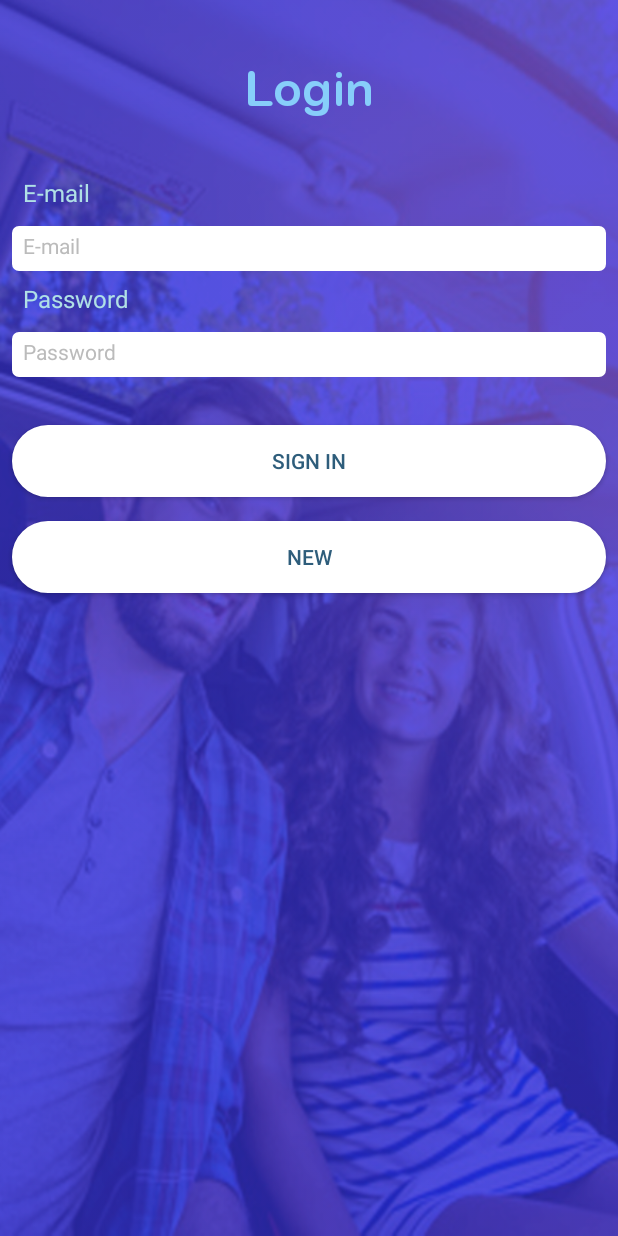
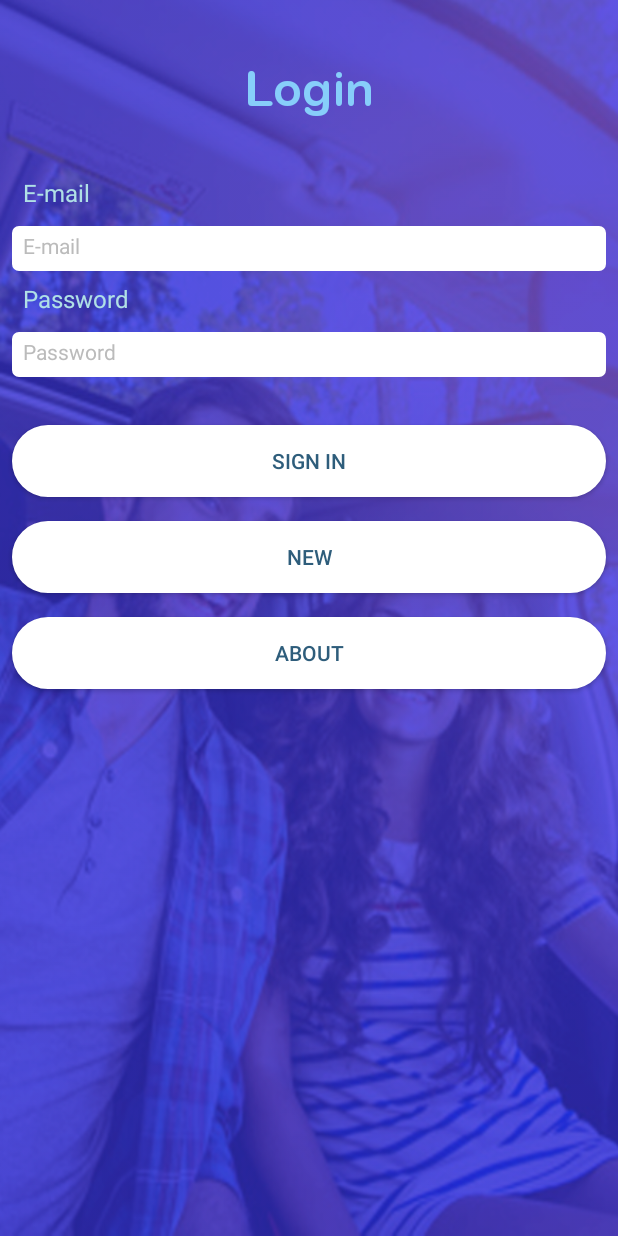
Before and after one commit to dsantasantos/ProjetoAndroidV1, an Android app: the screen it shows after launch (LoginActivity), after a tap on "SIGN IN", on a phone screen of 412 x 824 dp. Run offline under Robolectric (Android 15) with nearby library versions, the phone set to English and light mode, and no system bars; our stand-ins replace Firebase (no records; nobody signed in at launch, a user with empty details on screens opened directly), Room's generated code; libraries missing offline, so code that uses them is left out: com.facebook.stetho.

Commit message:
mais itens

```diff
--- a/app/src/main/java/br/com/fiap/ui/LoginActivity.kt
+++ b/app/src/main/java/br/com/fiap/ui/LoginActivity.kt
@@ -3,6 +3,7 @@ package br.com.fiap.ui
 import android.content.Intent
 import androidx.appcompat.app.AppCompatActivity
 import android.os.Bundle
+import android.text.TextUtils
 import android.widget.Button
 import android.widget.EditText
 import android.widget.Toast
@@ -33,14 +34,32 @@ class LoginActivity : AppCompatActivity() {
 
         val btNewUser = findViewById<Button>(R.id.btLoginNewUser)
         val btSignIn = findViewById<Button>(R.id.btLoginSignIn)
+        val btAbout = findViewById<Button>(R.id.btLoginAbout)
 
         btNewUser.setOnClickListener {
             val intent = Intent(this, NewUserActivity::class.java)
             startActivity(intent)
         }
 
+        btAbout.setOnClickListener {
+            val intent = Intent(this, AboutActivity::class.java)
+            startActivity(intent)
+        }
+
         btSignIn.setOnClickListener {
 
+            val loginEmail = editLoginEmail.text.toString()
+            val loginPassword = editLoginPassword.text.toString()
+
+
+            if (TextUtils.isEmpty(loginEmail) || TextUtils.isEmpty(loginPassword)) {
+                Toast.makeText(
+                    applicationContext,
+                    resources.getString(R.string.screen_login_message_field_empty),
+                    Toast.LENGTH_LONG
+                )
+                    .show()
+            } else {
                 firebaseAuth.signInWithEmailAndPassword(
                     editLoginEmail.text.toString(),
                     editLoginPassword.text.toString()
@@ -61,3 +80,4 @@ class LoginActivity : AppCompatActivity() {
             }
         }
     }
+}
--- a/app/src/main/java/br/com/fiap/ui/NewCnhActivity.kt
+++ b/app/src/main/java/br/com/fiap/ui/NewCnhActivity.kt
@@ -132,10 +132,14 @@ class NewCnhActivity : AppCompatActivity() {
         cnhViewModel.telephone = intent.getStringExtra("telephone")
     }
 
-    fun campoPreenchido(campo: EditText, b: String): Boolean {
+    fun campoPreenchido(campo: EditText, name: String): Boolean {
 
         if (TextUtils.isEmpty(campo.text)) {
-            Toast.makeText(applicationContext, "O campo $b não está preenchido", Toast.LENGTH_LONG)
+            Toast.makeText(
+                applicationContext,
+                "${name} ${resources.getString(R.string.screen_new_cnh_message_field_empty)}",
+                Toast.LENGTH_LONG
+            )
                 .show()
             return false
         }
--- a/app/src/main/res/layout/activity_login.xml
+++ b/app/src/main/res/layout/activity_login.xml
@@ -80,6 +80,7 @@
             app:layout_constraintStart_toStartOf="parent"
             app:layout_constraintTop_toBottomOf="@+id/etLoginPassword" />
 
+
     <Button
             android:id="@+id/btLoginNewUser"
             style="@style/custom_button"
@@ -93,4 +94,17 @@
             app:layout_constraintStart_toStartOf="parent"
             app:layout_constraintTop_toBottomOf="@+id/btLoginSignIn" />
 
+    <Button
+            android:id="@+id/btLoginAbout"
+            style="@style/custom_button"
+            android:layout_marginStart="8dp"
+            android:layout_marginTop="16dp"
+            android:layout_marginEnd="8dp"
+            android:text="@string/button_about"
+            android:textSize="@dimen/text_button_font_size"
+            app:layout_constraintEnd_toEndOf="parent"
+            app:layout_constraintStart_toStartOf="parent"
+            app:layout_constraintTop_toBottomOf="@+id/btLoginNewUser" />
+
+
 </androidx.constraintlayout.widget.ConstraintLayout>
--- a/app/src/main/res/values/strings.xml
+++ b/app/src/main/res/values/strings.xml
@@ -13,6 +13,7 @@
     <string name="screen_new_cnh_date">Date</string>
     <string name="screen_new_cnh_expired">Expiration Date</string>
     <string name="screen_new_cnh_telephone">Telephone Number</string>
+    <string name="screen_new_cnh_message_field_empty">is empty</string>
 
     <!-- =============  SCREEN NEW USER ============== -->
     <string name="screen_new_user_title">New User</string>
@@ -25,6 +26,7 @@
     <string name="screen_login_email">E-mail</string>
     <string name="screen_login_password">Password</string>
     <string name="screen_login_message_error_sigin">E-mail or Password invalid</string>
+    <string name="screen_login_message_field_empty">E-mail or Password is empty</string>
 
     <!-- =============  SCREEN ABOUT ============== -->
     <string name="screen_about_developedby">Developed by: Fabio, Leandro, Maria e Danilo</string>
@@ -33,6 +35,7 @@
     <!-- =============  GENERAL ============== -->
     <string name="button_save">Save</string>
     <string name="button_sign_in">Sign In</string>
+    <string name="button_about">About</string>
     <string name="button_new">New</string>
     <string name="app_name">Consultoria CNH Brasil</string>
     <string name="action_settings">Settings</string>
```
Lines whose indentation alone changed are shown as unchanged.
